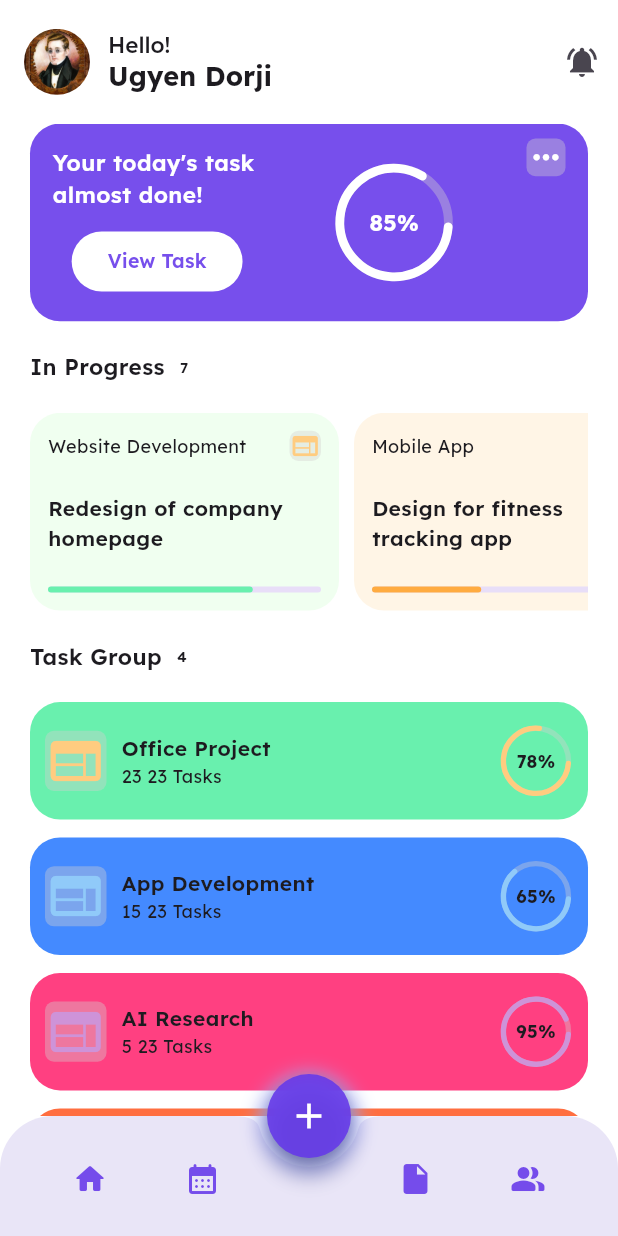
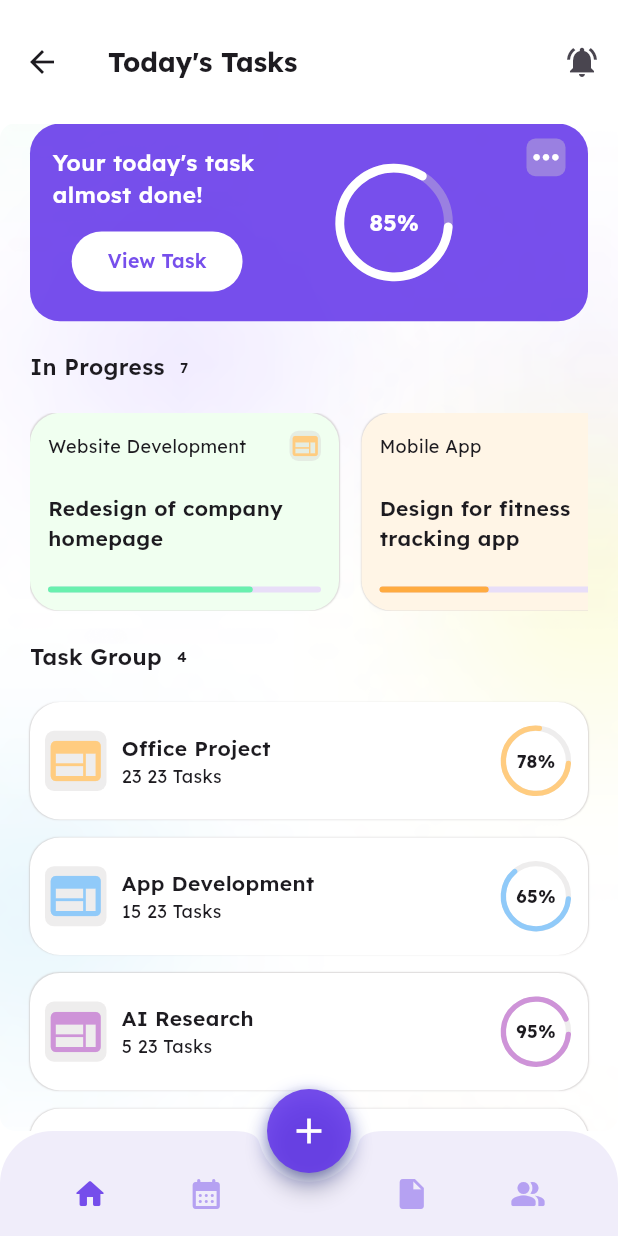
Before and after one commit to UgyenDorji129/todo_app, a Flutter app: the screen it shows after launch, after a tap on "Let's Start", on a phone screen of 412 x 824 dp. Run offline on Flutter 3.47's test engine with Material 3 defaults, Android fonts, the phone set to English and light mode, and no system bars; drawn by our look-alikes of syncfusion_flutter_gauges; our stand-ins replace google_fonts.

Commit message:
Implemented a dynamic buttom app bar and A basic date section of the today's task screen

```diff
--- a/lib/screens/home/widgets/notification_button.dart
+++ b/lib/global_widget/custom_app_bar_icon.dart
@@ -1,8 +1,8 @@
 import 'package:flutter/material.dart';
 
-Widget notificationsButton() {
+Widget customAppBarIcon(icon){
   return IconButton(
-    icon: const Icon(Icons.notifications_active),
+    icon: Icon(icon),
     tooltip: 'Comment Icon',
     onPressed: () {},
   );
--- a/lib/main.dart
+++ b/lib/main.dart
@@ -2,6 +2,7 @@ import 'package:flutter/material.dart';
 import 'package:todo_app/screens/home/home_screen.dart';
 import 'package:todo_app/screens/welcome_page/welcome_page.dart';
 import 'package:google_fonts/google_fonts.dart';
+import 'package:todo_app/screens/wrapper_screen/wrapper_screen.dart';
 
 void main() {
   runApp(const MyApp());
@@ -23,7 +24,7 @@ class MyApp extends StatelessWidget {
       initialRoute: "/",
       routes: {
         '/': (context) => const WelcomeScreen(),
-        '/home': (context) => const HomeScreen()
+        '/home': (context) => const WrapperScreen()
       },
     );
   }
--- a/lib/screens/home/home_screen.dart
+++ b/lib/screens/home/home_screen.dart
@@ -1,5 +1,4 @@
 import 'package:flutter/material.dart';
-import 'package:todo_app/screens/home/widgets/custom_app_bar.dart';
 import 'package:todo_app/screens/home/widgets/progress_card.dart';
 import 'package:todo_app/screens/home/widgets/sub_title.dart';
 import 'package:todo_app/screens/home/widgets/summary_dashboard.dart';
@@ -141,68 +140,15 @@ class HomeScreen extends StatelessWidget {
       }
     ];
 
-    return Scaffold(
-        backgroundColor: const Color.fromARGB(255, 255, 255, 255),
-        appBar: customAppBar(context),
-        floatingActionButton: Container(
+    return Container(
       decoration: BoxDecoration(
-            shape: BoxShape.circle,
-            boxShadow: [
-              BoxShadow(
-                color: const Color.fromARGB(255, 159, 166, 241).withValues(),
-                blurRadius: 10,
-                spreadRadius: 5,
-                offset: const Offset(0, 5),
-              ),
-            ],
-          ),
-          child: FloatingActionButton(
-            onPressed: () {},
-            backgroundColor: Color.fromARGB(225, 101, 56, 233),
-            shape: const CircleBorder(),
-            child: const Icon(Icons.add, size: 28, color: Colors.white),
+        borderRadius: BorderRadius.circular(10), // Optional: rounded corners
+        image: DecorationImage(
+          image: const AssetImage('assets/home_back.png'),
+          fit: BoxFit.cover,
         ),
       ),
-        floatingActionButtonLocation: FloatingActionButtonLocation.centerDocked,
-        bottomNavigationBar: ClipRRect(
-          borderRadius: const BorderRadius.only(
-            topLeft: Radius.circular(35),
-            topRight: Radius.circular(35),
-          ),
-          child: BottomAppBar(
-            shape: const CircularNotchedRectangle(),
-            color: const Color.fromARGB(224, 230, 225, 246),
-            elevation: 10,
-            notchMargin: 6.0,
-            child: Padding(
-              padding:
-                  const EdgeInsets.symmetric(horizontal: 20.0, vertical: 10.0),
-              child: Row(
-                mainAxisAlignment: MainAxisAlignment.spaceBetween,
-                children: [
-                  IconButton(
-                      icon: const Icon(Icons.home_rounded,
-                          color: Color.fromARGB(225, 101, 56, 233)),
-                      onPressed: () {}),
-                  IconButton(
-                      icon: const Icon(Icons.calendar_month_rounded,
-                          color: Color.fromARGB(225, 101, 56, 233)),
-                      onPressed: () {}),
-                  const SizedBox(width: 40), // Space for FAB
-                  IconButton(
-                      icon: const Icon(Icons.insert_drive_file,
-                          color: Color.fromARGB(225, 101, 56, 233)),
-                      onPressed: () {}),
-                  IconButton(
-                      icon: const Icon(Icons.people_alt_rounded,
-                          color: Color.fromARGB(225, 101, 56, 233)),
-                      onPressed: () {}),
-                ],
-              ),
-            ),
-          ),
-        ),
-        body: SingleChildScrollView(
+      child: SingleChildScrollView(
         child: Container(
           margin: EdgeInsets.only(left: 20, right: 20),
           child: Column(
@@ -222,7 +168,7 @@ class HomeScreen extends StatelessWidget {
                   children: [
                     ...inProgress.map((data) {
                       return Padding(
-                            padding: EdgeInsets.only(right: 10),
+                        padding: EdgeInsets.only(right: 15),
                         child: progressCard(
                           context: context,
                           cardTitle: data['cardTitle'],
--- /dev/null
+++ b/lib/screens/home/widgets/custom_floating_action_button.dart
@@ -0,0 +1,23 @@
+import 'package:flutter/material.dart';
+
+Widget customFloatingActionButton() {
+  return Container(
+    decoration: BoxDecoration(
+      shape: BoxShape.circle,
+      boxShadow: [
+        BoxShadow(
+          color: const Color.fromARGB(255, 159, 166, 241).withValues(),
+          blurRadius: 10,
+          spreadRadius: 0.2,
+          offset: const Offset(0, 4),
+        ),
+      ],
+    ),
+    child: FloatingActionButton(
+      onPressed: () {},
+      backgroundColor: Color.fromARGB(225, 101, 56, 233),
+      shape: const CircleBorder(),
+      child: const Icon(Icons.add, size: 28, color: Colors.white),
+    ),
+  );
+}
--- a/lib/screens/home/widgets/custom_app_bar.dart
+++ b/lib/screens/home/widgets/home_app_bar.dart
@@ -1,9 +1,9 @@
 import 'package:flutter/material.dart';
-import 'package:todo_app/screens/home/widgets/notification_button.dart';
+import 'package:todo_app/global_widget/custom_app_bar_icon.dart';
 import 'package:todo_app/screens/home/widgets/profile_avatar.dart';
 import 'package:todo_app/screens/home/widgets/user_name.dart';
 
-AppBar customAppBar(context) {
+AppBar homeAppBar(context) {
   return AppBar(
     toolbarHeight: MediaQuery.of(context).size.height * .1,
     automaticallyImplyLeading: false,
@@ -16,7 +16,7 @@ AppBar customAppBar(context) {
         userName()
       ],
     ),
-    actions: [notificationsButton()],
+    actions: [customAppBarIcon(Icons.notifications_active)],
     backgroundColor: const Color.fromARGB(255, 255, 255, 255),
     elevation: 0.0,
   );
--- a/lib/screens/home/widgets/progress_card.dart
+++ b/lib/screens/home/widgets/progress_card.dart
@@ -14,7 +14,12 @@ Widget progressCard(
     width: MediaQuery.of(context).size.width * 0.5,
     height: MediaQuery.of(context).size.height * 0.16,
     decoration: BoxDecoration(
-        color: cardColor, borderRadius: BorderRadius.circular(20)),
+        color: cardColor, borderRadius: BorderRadius.circular(20),boxShadow: [
+          BoxShadow(
+              color: const Color.fromARGB(174, 203, 199, 199),
+              spreadRadius: 0.001,
+              blurRadius: 0.015)
+        ]),
     padding: EdgeInsets.symmetric(vertical: 12, horizontal: 12),
     child: Column(
       mainAxisAlignment: MainAxisAlignment.spaceBetween,
--- a/lib/screens/home/widgets/task_card.dart
+++ b/lib/screens/home/widgets/task_card.dart
@@ -9,8 +9,15 @@ Widget taskCard(
     height: MediaQuery.of(context).size.height * 0.095,
     padding: EdgeInsets.all(10),
     margin: EdgeInsets.only(bottom: 12),
-    decoration:
-        BoxDecoration(color: bgColor, borderRadius: BorderRadius.circular(20)),
+    decoration: BoxDecoration(
+        color: Colors.white,
+        borderRadius: BorderRadius.circular(20),
+        boxShadow: [
+          BoxShadow(
+              color: const Color.fromARGB(174, 203, 199, 199),
+              spreadRadius: 0.001,
+              blurRadius: 0.015)
+        ]),
     child: Row(
       mainAxisAlignment: MainAxisAlignment.spaceBetween,
       children: [
--- /dev/null
+++ b/lib/screens/todays_task/widget/today_task_appbar.dart
@@ -0,0 +1,12 @@
+import 'package:flutter/material.dart';
+import 'package:todo_app/global_widget/custom_app_bar_icon.dart';
+
+AppBar todaysTaskAppBar(context) {
+  return AppBar(
+    toolbarHeight: MediaQuery.of(context).size.height * .1,
+    title: Text("Today's Tasks",  style: TextStyle(fontSize: 18, fontWeight: FontWeight.bold)),
+    actions: [customAppBarIcon(Icons.notifications_active)],
+    backgroundColor: const Color.fromARGB(255, 255, 255, 255),
+    elevation: 0.0,
+  );
+}
--- /dev/null
+++ b/lib/screens/wrapper_screen/widgets/custom_bottom_appbar.dart
@@ -0,0 +1,49 @@
+import 'package:flutter/material.dart';
+import 'package:todo_app/screens/wrapper_screen/widgets/icon_button.dart';
+
+class CustomBottomAppBar extends StatefulWidget {
+  final Function(int) switchTab;
+  final int currentIndex;
+
+  const CustomBottomAppBar({
+    super.key,
+    required this.switchTab,
+    required this.currentIndex,
+  });
+
+  @override
+  State<CustomBottomAppBar> createState() => _CustomBottomAppBarState();
+}
+
+class _CustomBottomAppBarState extends State<CustomBottomAppBar> {
+  @override
+  Widget build(BuildContext context) {
+    return ClipRRect(
+      borderRadius: const BorderRadius.only(
+        topLeft: Radius.circular(35),
+        topRight: Radius.circular(35),
+      ),
+      child: BottomAppBar(
+        height: 70,
+        shape: const CircularNotchedRectangle(),
+        color: const Color.fromARGB(153, 230, 225, 246),
+        elevation: 10,
+        notchMargin: 6.0,
+        child: Padding(
+          padding: const EdgeInsets.symmetric(horizontal: 20.0, vertical: 10.0),
+          child: Row(
+            mainAxisAlignment: MainAxisAlignment.spaceBetween,
+            children: [
+              iconButton(0, Icons.home_rounded, widget.currentIndex, widget.switchTab),
+              iconButton(1, Icons.calendar_month_rounded, widget.currentIndex, widget.switchTab),
+              const SizedBox(width: 30),
+              iconButton(2, Icons.insert_drive_file, widget.currentIndex, widget.switchTab),
+              iconButton(3, Icons.people_alt_rounded, widget.currentIndex, widget.switchTab),
+            ],
+          ),
+        ),
+      ),
+    );
+  }
+
+}
--- /dev/null
+++ b/lib/screens/wrapper_screen/widgets/icon_button.dart
@@ -0,0 +1,17 @@
+import 'package:flutter/material.dart';
+
+Widget iconButton(int index, IconData icon, int currentIndex, Function switchTab) {
+    final isSelected = currentIndex == index;
+    final color = isSelected
+        ? const Color.fromARGB(225, 101, 56, 233) // Brighter color
+        : const Color.fromARGB(224, 173, 150, 241); // Faded color
+
+    return IconButton(
+      icon: Icon(icon, color: color),
+      onPressed: () {
+        if (currentIndex != index) { // Prevent unnecessary rebuilds
+          switchTab(index);
+        }
+      },
+    );
+}
--- /dev/null
+++ b/lib/screens/wrapper_screen/wrapper_screen.dart
@@ -0,0 +1,42 @@
+import 'package:flutter/material.dart';
+import 'package:todo_app/screens/add_task/add_task.dart';
+import 'package:todo_app/screens/home/home_screen.dart';
+import 'package:todo_app/screens/home/widgets/home_app_bar.dart';
+import 'package:todo_app/screens/profile/profile.dart';
+import 'package:todo_app/screens/todays_task/widget/today_task_appbar.dart';
+import 'package:todo_app/screens/wrapper_screen/widgets/custom_bottom_appbar.dart';
+import 'package:todo_app/screens/home/widgets/custom_floating_action_button.dart';
+import 'package:todo_app/screens/todays_task/todays_task.dart';
+
+class WrapperScreen extends StatefulWidget {
+  const WrapperScreen({super.key});
+
+  @override
+  State<WrapperScreen> createState() => _WrapperScreenState();
+}
+
+class _WrapperScreenState extends State<WrapperScreen> {
+  final screenList = [const HomeScreen(), const TodaysTask(), const AddTask(), const Profile()]; // Add const here
+  int currentIndex = 0;
+
+  void switchTab(int index) {
+    setState(() {
+      currentIndex = index;
+    });
+  }
+
+  @override
+  Widget build(BuildContext context) {
+    return Scaffold(
+      backgroundColor: const Color.fromARGB(255, 255, 255, 255),
+      appBar: todaysTaskAppBar(context),
+      floatingActionButton: customFloatingActionButton(),
+      floatingActionButtonLocation: FloatingActionButtonLocation.centerDocked,
+      bottomNavigationBar: CustomBottomAppBar(
+        switchTab: switchTab,
+        currentIndex: currentIndex,
+      ),
+      body: screenList[currentIndex],
+    );
+  }
+}
--- a/pubspec.yaml
+++ b/pubspec.yaml
@@ -36,6 +36,7 @@ dependencies:
   cupertino_icons: ^1.0.8
   syncfusion_flutter_gauges: ^28.2.4
   google_fonts: ^6.2.1
+  intl: ^0.20.2
 
 dev_dependencies:
   flutter_test:
```
Also changed, not shown: lib/screens/add_task/add_task.dart (added, +10 -0 lines), lib/screens/profile/profile.dart (added, +10 -0 lines), lib/screens/todays_task/service/get_date.dart (added, +24 -0 lines), lib/screens/todays_task/todays_task.dart (added, +83 -0 lines), lib/screens/todays_task/widget/date_card.dart (added, +30 -0 lines), pubspec.lock. Lines whose indentation alone changed are shown as unchanged.
